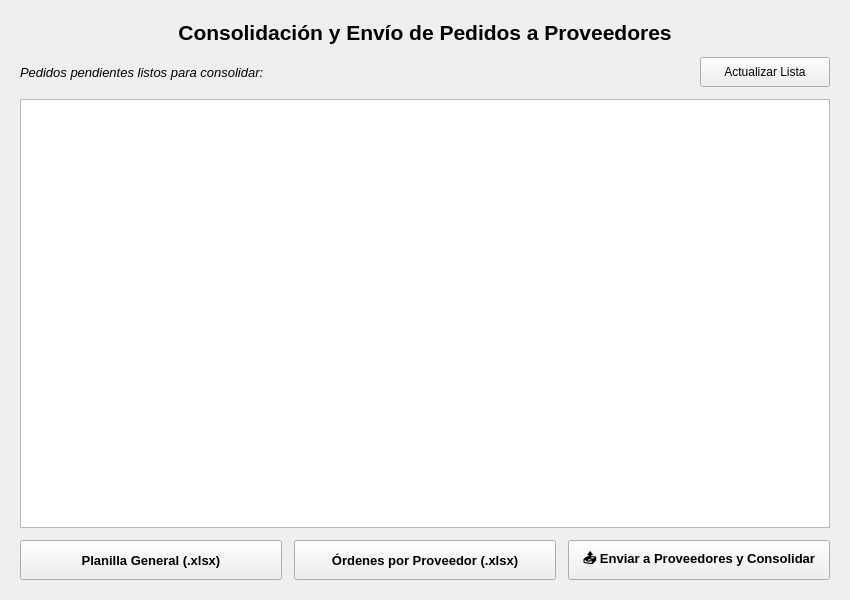
Old version of the form src/views/consolidacion.ui in the repository benitezluciano/rosario-compras-sistema.
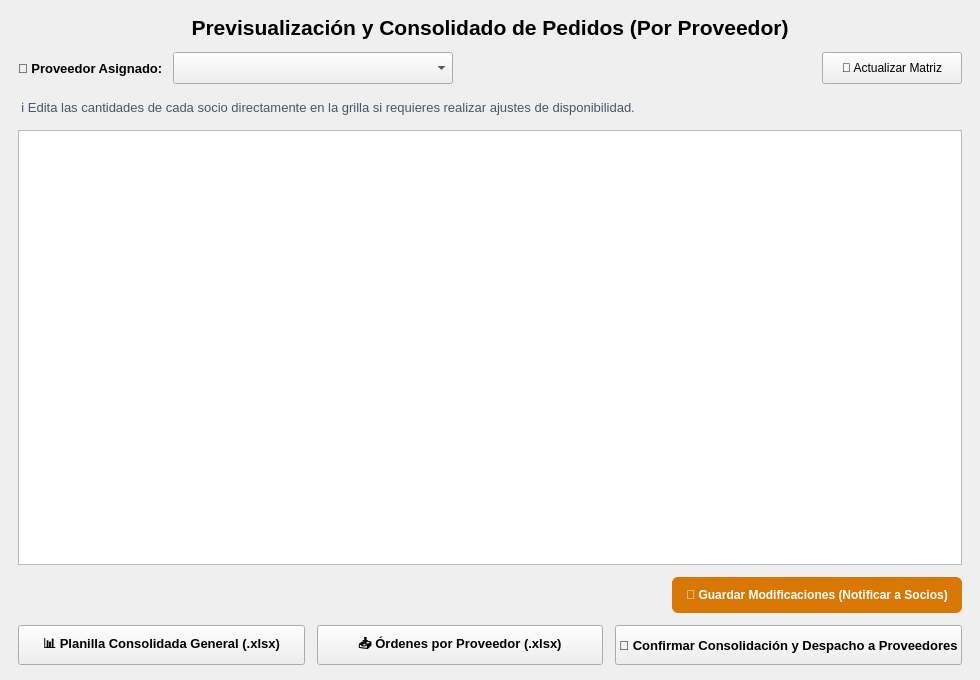
New version of the form.

Commit message: feat: refactorización y modificaciones de reglas de negocio

Patch:
```diff
--- a/src/views/consolidacion.ui
+++ b/src/views/consolidacion.ui
@@ -6,8 +6,8 @@
    <rect>
     <x>0</x>
     <y>0</y>
-    <width>850</width>
-    <height>600</height>
+    <width>980</width>
+    <height>680</height>
    </rect>
   </property>
   <property name="windowTitle">
@@ -18,16 +18,16 @@
     <number>12</number>
    </property>
    <property name="leftMargin">
-    <number>20</number>
+    <number>18</number>
    </property>
    <property name="topMargin">
-    <number>20</number>
+    <number>15</number>
    </property>
    <property name="rightMargin">
-    <number>20</number>
+    <number>18</number>
    </property>
    <property name="bottomMargin">
-    <number>20</number>
+    <number>15</number>
    </property>
    <item>
     <widget class="QLabel" name="lbl_titulo">
@@ -39,7 +39,7 @@
       </font>
      </property>
      <property name="text">
-      <string>Consolidación y Envío de Pedidos a Proveedores</string>
+      <string>Previsualización y Consolidado de Pedidos (Por Proveedor)</string>
      </property>
      <property name="alignment">
       <set>Qt::AlignCenter</set>
@@ -48,17 +48,30 @@
    </item>
    <item>
     <layout class="QHBoxLayout" name="layout_top">
+     <property name="spacing">
+      <number>10</number>
+     </property>
      <item>
-      <widget class="QLabel" name="lbl_info_pedidos">
+      <widget class="QLabel" name="lbl_prov_label">
        <property name="font">
         <font>
          <family>Arial</family>
          <pointsize>10</pointsize>
-         <italic>true</italic>
+         <bold>true</bold>
         </font>
        </property>
        <property name="text">
-        <string>Pedidos pendientes listos para consolidar:</string>
+        <string>🏢 Proveedor Asignado:</string>
+       </property>
+      </widget>
+     </item>
+     <item>
+      <widget class="QComboBox" name="cmb_proveedor">
+       <property name="minimumSize">
+        <size>
+         <width>280</width>
+         <height>32</height>
+        </size>
        </property>
       </widget>
      </item>
@@ -79,19 +92,90 @@
       <widget class="QPushButton" name="btn_refrescar">
        <property name="minimumSize">
         <size>
-         <width>130</width>
-         <height>30</height>
+         <width>140</width>
+         <height>32</height>
         </size>
        </property>
        <property name="text">
-        <string>Actualizar Lista</string>
+        <string>🔄 Actualizar Matriz</string>
        </property>
       </widget>
      </item>
     </layout>
    </item>
    <item>
-    <widget class="QTableWidget" name="tabla_consolidado"/>
+    <widget class="QLabel" name="lbl_info_pedidos">
+     <property name="font">
+      <font>
+       <family>Arial</family>
+       <pointsize>10</pointsize>
+       <italic>false</italic>
+      </font>
+     </property>
+     <property name="styleSheet">
+      <string notr="true">color: #475569; padding: 2px 0;</string>
+     </property>
+     <property name="text">
+      <string>ℹ️ Edita las cantidades de cada socio directamente en la grilla si requieres realizar ajustes de disponibilidad.</string>
+     </property>
+    </widget>
+   </item>
+   <item>
+    <widget class="QTableWidget" name="tabla_consolidado">
+     <property name="alternatingRowColors">
+      <bool>true</bool>
+     </property>
+    </widget>
+   </item>
+   <item>
+    <layout class="QHBoxLayout" name="layout_guardar_ajustes">
+     <item>
+      <widget class="QLabel" name="lbl_estado_ajustes">
+       <property name="font">
+        <font>
+         <bold>true</bold>
+        </font>
+       </property>
+       <property name="text">
+        <string></string>
+       </property>
+      </widget>
+     </item>
+     <item>
+      <spacer name="horizontalSpacerAjustes">
+       <property name="orientation">
+        <enum>Qt::Horizontal</enum>
+       </property>
+       <property name="sizeHint" stdset="0">
+        <size>
+         <width>40</width>
+         <height>20</height>
+        </size>
+       </property>
+      </spacer>
+     </item>
+     <item>
+      <widget class="QPushButton" name="btn_guardar_ajustes">
+       <property name="minimumSize">
+        <size>
+         <width>280</width>
+         <height>36</height>
+        </size>
+       </property>
+       <property name="font">
+        <font>
+         <bold>true</bold>
+        </font>
+       </property>
+       <property name="styleSheet">
+        <string notr="true">background-color: #d97706; color: white; border-radius: 6px; padding: 6px 14px;</string>
+       </property>
+       <property name="text">
+        <string>💾 Guardar Modificaciones (Notificar a Socios)</string>
+       </property>
+      </widget>
+     </item>
+    </layout>
    </item>
    <item>
     <layout class="QHBoxLayout" name="layout_acciones">
@@ -114,7 +198,7 @@
         </font>
        </property>
        <property name="text">
-        <string>Planilla General (.xlsx)</string>
+        <string>📊 Planilla Consolidada General (.xlsx)</string>
        </property>
       </widget>
      </item>
@@ -134,7 +218,7 @@
         </font>
        </property>
        <property name="text">
-        <string>Órdenes por Proveedor (.xlsx)</string>
+        <string>📥 Órdenes por Proveedor (.xlsx)</string>
        </property>
       </widget>
      </item>
@@ -154,7 +238,7 @@
         </font>
        </property>
        <property name="text">
-        <string>📤 Enviar a Proveedores y Consolidar</string>
+        <string>🚀 Confirmar Consolidación y Despacho a Proveedores</string>
        </property>
       </widget>
      </item>
```
Left out of the diff: 2 changed lines with no effect on the pictures. The commit also changes 32 other files.
